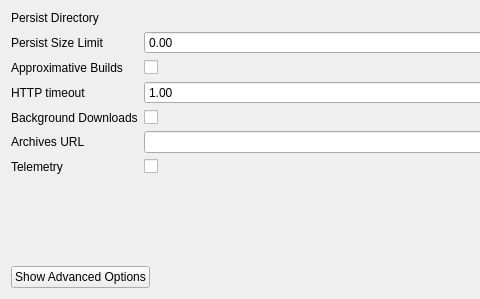
mozilla/mozregression, file gui/mozregui/ui/global_prefs.ui: the form before one commit; both pictures show x 0 to 480 and y 0 to 299 of the 689 by 299 pixel window.
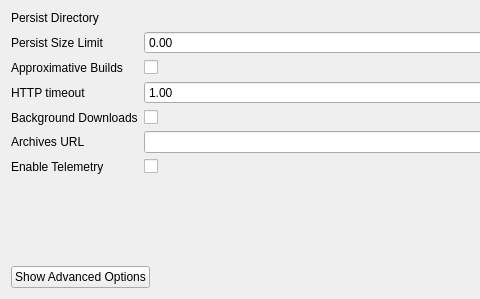
The form after the commit. Custom widgets are drawn as their Qt base class.

Commit message: Telemetry -> Enable Telemetry in GUI prefs dialog (#601)

```diff
--- a/gui/mozregui/ui/global_prefs.ui
+++ b/gui/mozregui/ui/global_prefs.ui
@@ -122,7 +122,7 @@
         <string>Send anonymized data on mozregression usage to Mozilla</string>
        </property>
        <property name="text">
-        <string>Telemetry</string>
+        <string>Enable Telemetry</string>
        </property>
       </widget>
      </item>
```
